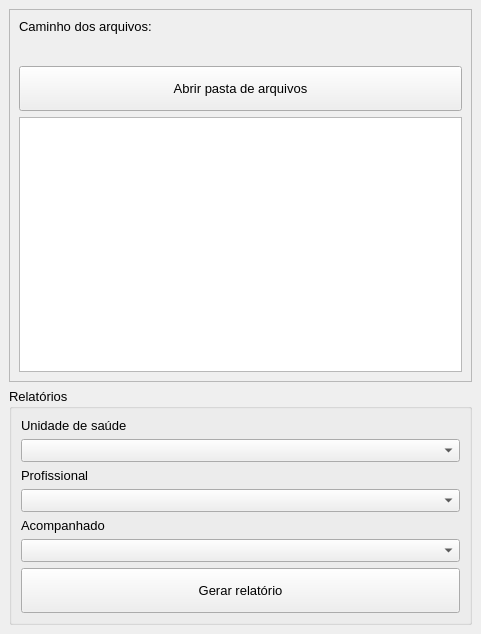
First picture: the form in tela_principal.ui, repository onacio/bfa, before the edit.
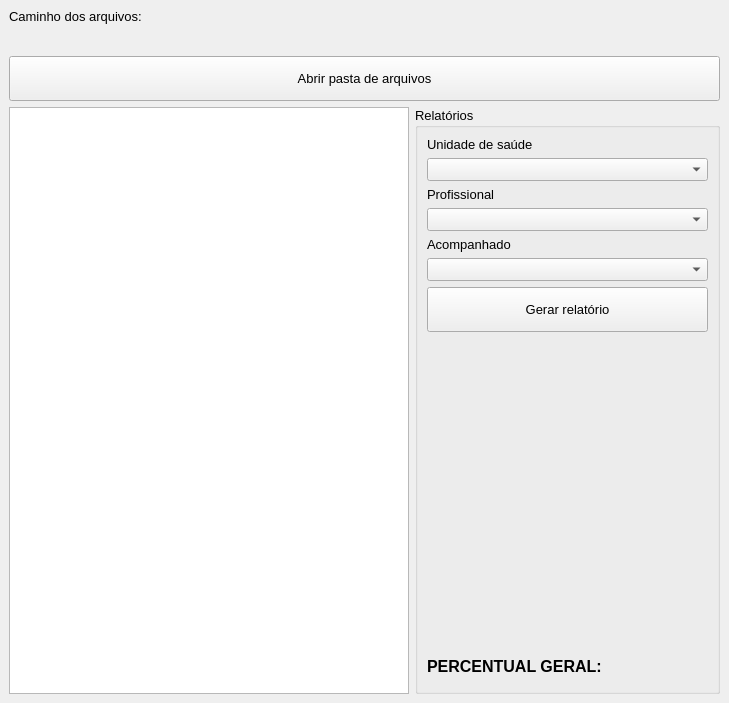
Second picture: the form after the edit. Icons and pictures are not drawn.

The edit to the form file:
```diff
--- a/tela_principal.ui
+++ b/tela_principal.ui
@@ -6,8 +6,8 @@
    <rect>
     <x>0</x>
     <y>0</y>
-    <width>481</width>
-    <height>634</height>
+    <width>729</width>
+    <height>703</height>
    </rect>
   </property>
   <property name="font">
@@ -23,17 +23,12 @@
     <normaloff>img/logo.ico</normaloff>img/logo.ico</iconset>
   </property>
   <widget class="QWidget" name="centralwidget">
-   <layout class="QVBoxLayout" name="verticalLayout">
-    <item>
-     <widget class="QFrame" name="frame">
-      <property name="frameShape">
-       <enum>QFrame::StyledPanel</enum>
-      </property>
-      <property name="frameShadow">
-       <enum>QFrame::Raised</enum>
-      </property>
+   <layout class="QGridLayout" name="gridLayout">
+    <item row="0" column="0">
       <layout class="QVBoxLayout" name="verticalLayout_3">
        <item>
+       <layout class="QVBoxLayout" name="verticalLayout">
+        <item>
         <widget class="QLabel" name="label">
          <property name="text">
           <string>&lt;html&gt;&lt;head/&gt;&lt;body&gt;&lt;p&gt;Caminho dos arquivos:&lt;/p&gt;&lt;/body&gt;&lt;/html&gt;</string>
@@ -70,14 +65,31 @@
          </property>
         </widget>
        </item>
-       <item>
-        <widget class="QListWidget" name="listWidget"/>
-       </item>
-      </layout>
+       </layout>
+      </item>
+      <item>
+       <layout class="QHBoxLayout" name="horizontalLayout">
+        <item>
+         <widget class="QListWidget" name="listWidget">
+          <property name="maximumSize">
+           <size>
+            <width>400</width>
+            <height>16777215</height>
+           </size>
+          </property>
      </widget>
     </item>
     <item>
      <widget class="QGroupBox" name="groupBox">
+          <property name="enabled">
+           <bool>true</bool>
+          </property>
+          <property name="minimumSize">
+           <size>
+            <width>300</width>
+            <height>0</height>
+           </size>
+          </property>
       <property name="title">
        <string>Relatórios</string>
       </property>
@@ -161,8 +173,43 @@
          </property>
         </widget>
        </item>
-      </layout>
-     </widget>
+           <item>
+            <spacer name="verticalSpacer">
+             <property name="orientation">
+              <enum>Qt::Vertical</enum>
+             </property>
+             <property name="sizeHint" stdset="0">
+              <size>
+               <width>20</width>
+               <height>40</height>
+              </size>
+             </property>
+            </spacer>
+           </item>
+           <item>
+            <layout class="QHBoxLayout" name="horizontalLayout_2">
+             <item>
+              <widget class="QLabel" name="label_6">
+               <property name="text">
+                <string>&lt;html&gt;&lt;head/&gt;&lt;body&gt;&lt;p&gt;&lt;span style=&quot; font-size:12pt; font-weight:600;&quot;&gt;PERCENTUAL GERAL:&lt;/span&gt;&lt;/p&gt;&lt;/body&gt;&lt;/html&gt;</string>
+               </property>
+              </widget>
+             </item>
+             <item>
+              <widget class="QLabel" name="lbl_percentual_geral">
+               <property name="text">
+                <string>&lt;html&gt;&lt;head/&gt;&lt;body&gt;&lt;p&gt;&lt;br/&gt;&lt;/p&gt;&lt;/body&gt;&lt;/html&gt;</string>
+               </property>
+              </widget>
+             </item>
+            </layout>
+           </item>
+          </layout>
+         </widget>
+        </item>
+       </layout>
+      </item>
+     </layout>
     </item>
    </layout>
   </widget>
```
Lines whose indentation alone changed are shown as unchanged.
